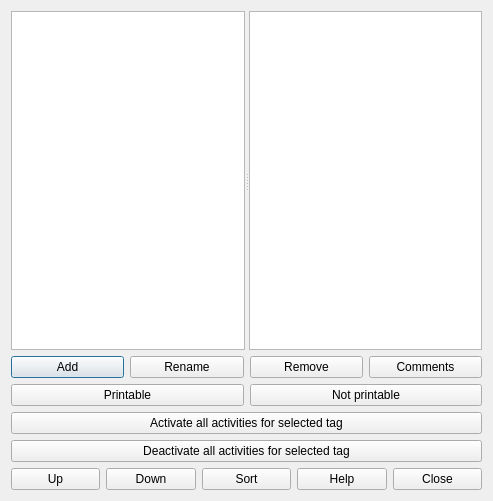
This is fet/src/interface/activitytagsform_template.ui in vonmecheln/fet as Qt 5 draws it before an edit. The edited form follows.
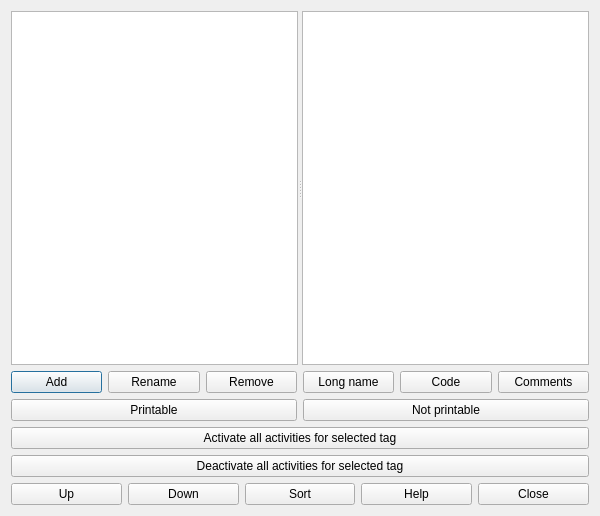
This is the edited form.

The edit to the form file:
```diff
--- a/fet/src/interface/activitytagsform_template.ui
+++ b/fet/src/interface/activitytagsform_template.ui
@@ -6,8 +6,8 @@
    <rect>
     <x>0</x>
     <y>0</y>
-    <width>493</width>
-    <height>501</height>
+    <width>600</width>
+    <height>516</height>
    </rect>
   </property>
   <property name="windowTitle">
@@ -52,6 +52,20 @@
        </property>
       </widget>
      </item>
+     <item>
+      <widget class="QPushButton" name="longNamePushButton">
+       <property name="text">
+        <string>Long name</string>
+       </property>
+      </widget>
+     </item>
+     <item>
+      <widget class="QPushButton" name="codePushButton">
+       <property name="text">
+        <string>Code</string>
+       </property>
+      </widget>
+     </item>
      <item>
       <widget class="QPushButton" name="commentsPushButton">
        <property name="text">
```
